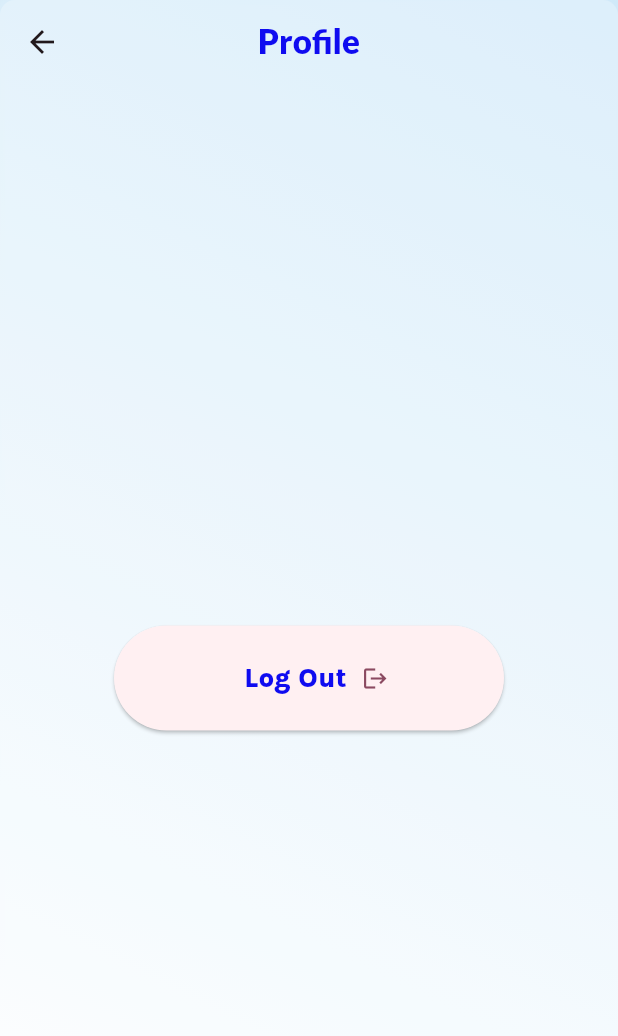
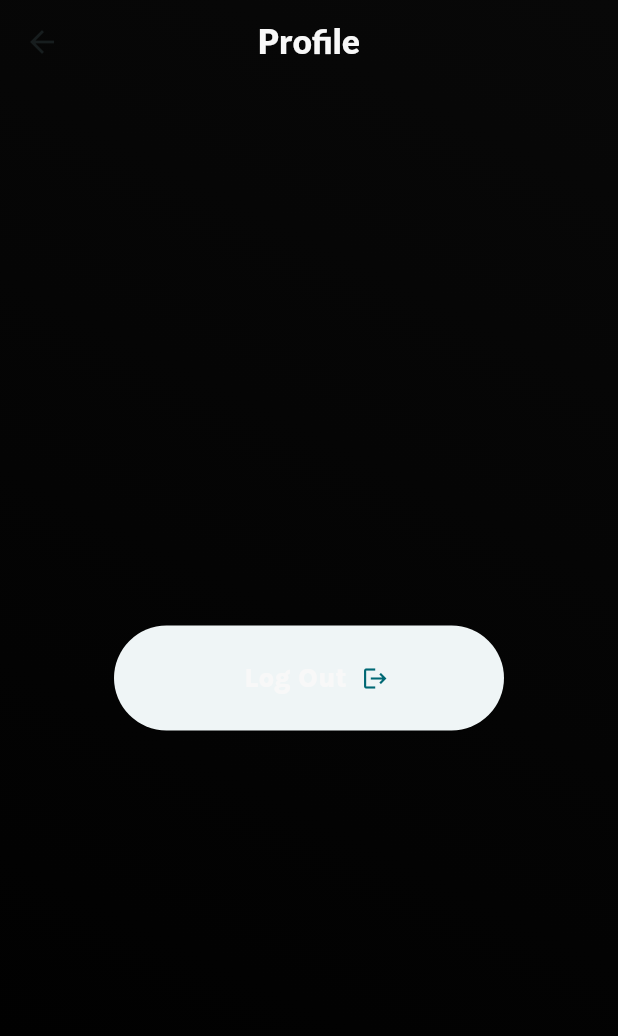
Before and after one commit to IgnacyBerent/hack_yeah_app_frontend, a Flutter app: the screen it shows after launch, after a tap on the "person" icon, on a phone screen of 412 x 824 dp. Shown: the top 1036 px of the screen. Run offline on Flutter 3.47's test engine with Material 3 defaults, Android fonts, the phone set to English and light mode, and no system bars; our stand-ins replace flutter_secure_storage, google_fonts; missing offline and left inert: jaguar_jwt; network calls fail.

Commit message:
setting colors

```diff
--- a/lib/styles/color_styles.dart
+++ b/lib/styles/color_styles.dart
@@ -1,17 +1,21 @@
 import 'package:flutter/material.dart';
 
 const darkTheme = {
-  'mainColor': Color.fromARGB(255, 230, 00, 126),
-  'mainBackgroundColor': Color.fromARGB(255, 27, 19, 45),
-  'mainTextColor': Color.fromARGB(255, 15, 11, 240),
-  'secondaryTextColor': Color.fromARGB(255, 4, 4, 59),
+  'themeColor': Color.fromARGB(255, 0, 0, 0),
+  'mainColor': Color.fromARGB(255, 8, 8, 8),
+  'secondaryColor': Color.fromARGB(255, 230, 00, 126),
+  'mainTextColor': Color(0xFFF8F8F8),
+  'secondaryTextColor': Color.fromARGB(255, 117, 117, 117),
+  'thirdaryTextColor': Color.fromARGB(255, 8, 8, 8),
 };
 
 const lightTheme = {
-  'mainColor': Color.fromARGB(255, 0, 150, 136),
-  'mainBackgroundColor': Color.fromARGB(255, 255, 255, 255),
-  'mainTextColor': Color.fromARGB(255, 0, 0, 0),
+  'themeColor': Color.fromARGB(255, 255, 255, 255),
+  'mainColor': Color(0xFFF8F8F8),
+  'secondaryColor': Color(0xFF227FF9),
+  'mainTextColor': Color.fromARGB(255, 8, 8, 8),
   'secondaryTextColor': Color.fromARGB(255, 117, 117, 117),
+  'thirdaryTextColor': Color.fromARGB(255, 8, 8, 8),
 };
 
 const contrastTheme = {
--- a/lib/styles/text_styles.dart
+++ b/lib/styles/text_styles.dart
@@ -27,7 +27,16 @@ class TextStyles {
     return GoogleFonts.karla(
       fontSize: 20,
       fontWeight: FontWeight.w800,
-      color: themeNotifier.currentTheme['secondaryTextColor'],
+      color: themeNotifier.currentTheme['mainTextColor'],
+    );
+  }
+
+  static TextStyle widgetTitleTextStyle(BuildContext context) {
+    final themeNotifier = Provider.of<ThemeNotifier>(context);
+    return GoogleFonts.karla(
+      fontSize: 20,
+      fontWeight: FontWeight.w800,
+      color: themeNotifier.currentTheme['thirdaryTextColor'],
     );
   }
 
@@ -36,11 +45,20 @@ class TextStyles {
     return GoogleFonts.karla(
       fontSize: 28,
       fontWeight: FontWeight.w800,
-      color: themeNotifier.currentTheme['secondaryTextColor'],
+      color: themeNotifier.currentTheme['mainTextColor'],
     );
   }
 
   static TextStyle descriptionTextStyle(BuildContext context) {
+    final themeNotifier = Provider.of<ThemeNotifier>(context);
+    return GoogleFonts.karla(
+      fontSize: 16,
+      fontWeight: FontWeight.w600,
+      color: themeNotifier.currentTheme['mainTextColor'],
+    );
+  }
+
+  static TextStyle secondaryDescriptionTextStyle(BuildContext context) {
     final themeNotifier = Provider.of<ThemeNotifier>(context);
     return GoogleFonts.karla(
       fontSize: 16,
@@ -57,4 +75,13 @@ class TextStyles {
       color: themeNotifier.currentTheme['secondaryTextColor'],
     );
   }
+
+  static TextStyle numberTextStyle(BuildContext context) {
+    final themeNotifier = Provider.of<ThemeNotifier>(context);
+    return GoogleFonts.karla(
+      fontSize: 16,
+      fontWeight: FontWeight.w600,
+      color: themeNotifier.currentTheme['thirdaryTextColor'],
+    );
+  }
 }
--- a/lib/views/home_screen/home_screen_elements/category_widget.dart
+++ b/lib/views/home_screen/home_screen_elements/category_widget.dart
@@ -16,7 +16,7 @@ class CategoryWidget extends StatelessWidget {
     return Container(
       padding: const EdgeInsets.symmetric(horizontal: 10, vertical: 5),
       decoration: BoxDecoration(
-        color: Colors.grey,
+        color: Colors.grey[300],
         borderRadius: BorderRadius.circular(20),
         border: Border.all(color: Colors.black),
       ),
@@ -24,6 +24,8 @@ class CategoryWidget extends StatelessWidget {
         text,
         style: textStyle,
         textAlign: TextAlign.center,
+        maxLines: 1,
+        overflow: TextOverflow.ellipsis,
       ),
     );
   }
--- a/lib/views/home_screen/home_screen_elements/project_element.dart
+++ b/lib/views/home_screen/home_screen_elements/project_element.dart
@@ -39,12 +39,12 @@ class ProjectElement extends StatelessWidget {
             const SizedBox(height: 10),
             Text(
               '${project.title} #${project.id}',
-              style: TextStyles.titleTextStyle(context),
+              style: TextStyles.widgetTitleTextStyle(context),
             ),
             const SizedBox(height: 5),
             Text(
               project.abstract,
-              style: TextStyles.descriptionTextStyle(context),
+              style: TextStyles.secondaryDescriptionTextStyle(context),
               maxLines: 3,
               overflow: TextOverflow.ellipsis,
             ),
@@ -57,13 +57,13 @@ class ProjectElement extends StatelessWidget {
                 ),
                 Text(
                   project.votes.toString(),
-                  style: TextStyles.descriptionTextStyle(context),
+                  style: TextStyles.numberTextStyle(context),
                 ),
                 const SizedBox(width: 10),
                 Expanded(
                   child: CategoryWidget(
                     text: project.category,
-                    textStyle: TextStyles.imageDescriptionTextStyle(context),
+                    textStyle: TextStyles.numberTextStyle(context),
                   ),
                 ),
               ],
--- a/lib/views/home_screen/home_screen_elements/widget_card.dart
+++ b/lib/views/home_screen/home_screen_elements/widget_card.dart
@@ -14,7 +14,7 @@ class WidgetCard extends StatelessWidget {
     return SizedBox(
       width: double.infinity,
       child: Card(
-        color: themeNotifier.currentTheme['mainTextColor'],
+        color: themeNotifier.currentTheme['secondaryColor'],
         elevation: 5,
         shape: RoundedRectangleBorder(
           borderRadius: BorderRadius.circular(20),
--- a/lib/widgets/layout_template/layout_template.dart
+++ b/lib/widgets/layout_template/layout_template.dart
@@ -38,7 +38,6 @@ class LayoutTemplate extends StatelessWidget {
       body: Stack(
         children: [
           const BackgroundContainer(),
-          const BlurCover(),
           CenterView(
             topPadding: 100,
             bottomPadding: 20,
--- a/lib/widgets/layout_template/layout_template_elements/app_drawer.dart
+++ b/lib/widgets/layout_template/layout_template_elements/app_drawer.dart
@@ -1,33 +1,50 @@
 import 'package:flutter/material.dart';
+import 'package:hack_yeah_app_frontend/styles/text_styles.dart';
+import 'package:hack_yeah_app_frontend/styles/theme_notifier.dart';
+import 'package:hack_yeah_app_frontend/widgets/layout_template/layout_template_elements/app_drawer_tile.dart';
+import 'package:provider/provider.dart';
 
 class AppDrawer extends StatelessWidget {
   const AppDrawer({super.key});
 
   @override
   Widget build(BuildContext context) {
+    final themeNotifier = Provider.of<ThemeNotifier>(context);
+
     return Drawer(
       child: ListView(
         padding: EdgeInsets.zero,
-        children: const <Widget>[
+        children: <Widget>[
           DrawerHeader(
             decoration: BoxDecoration(
-              color: Colors.blue,
+              color: themeNotifier.currentTheme['secondaryColor'],
             ),
             child: Text(
               'Menu',
-              style: TextStyle(
-                color: Colors.white,
-                fontSize: 24,
-              ),
+              style: TextStyles.bigTitleTextStyle(context),
             ),
           ),
-          ListTile(
-            leading: Icon(Icons.home),
-            title: Text('Home'),
+          AppDrawerTile(
+            icon: Icons.home,
+            title: 'Home',
+            onTap: () {
+              Navigator.pop(context);
+            },
           ),
-          ListTile(
-            leading: Icon(Icons.settings),
-            title: Text('Settings'),
+          AppDrawerTile(
+            icon: Icons.event_note_sharp,
+            title: 'Projects',
+            onTap: () {},
+          ),
+          AppDrawerTile(
+            icon: Icons.wallet_giftcard,
+            title: 'Benefits',
+            onTap: () {},
+          ),
+          AppDrawerTile(
+            icon: Icons.wallet,
+            title: 'Wallet',
+            onTap: () {},
           ),
         ],
       ),
--- /dev/null
+++ b/lib/widgets/layout_template/layout_template_elements/app_drawer_tile.dart
@@ -0,0 +1,28 @@
+import 'package:flutter/material.dart';
+import 'package:hack_yeah_app_frontend/styles/text_styles.dart';
+import 'package:hack_yeah_app_frontend/styles/theme_notifier.dart';
+import 'package:provider/provider.dart';
+
+class AppDrawerTile extends StatelessWidget {
+  const AppDrawerTile(
+      {required this.icon,
+      required this.title,
+      required this.onTap,
+      super.key});
+
+  final IconData icon;
+  final String title;
+  final VoidCallback onTap;
+
+  @override
+  Widget build(BuildContext context) {
+    final themeNotifier = Provider.of<ThemeNotifier>(context);
+
+    return ListTile(
+      leading: Icon(icon,
+          size: 35, color: themeNotifier.currentTheme['thirdaryTextColor']),
+      title: Text(title, style: TextStyles.widgetTitleTextStyle(context)),
+      onTap: onTap,
+    );
+  }
+}
--- a/lib/widgets/layout_template/layout_template_elements/background_container.dart
+++ b/lib/widgets/layout_template/layout_template_elements/background_container.dart
@@ -1,20 +1,24 @@
 import 'package:flutter/material.dart';
+import 'package:hack_yeah_app_frontend/styles/theme_notifier.dart';
+import 'package:provider/provider.dart';
 
 class BackgroundContainer extends StatelessWidget {
   const BackgroundContainer({super.key});
 
   @override
   Widget build(BuildContext context) {
+    final themeNotifier = Provider.of<ThemeNotifier>(context);
+
     return Container(
       width: double.infinity,
       height: double.infinity,
-      decoration: const BoxDecoration(
+      decoration: BoxDecoration(
         gradient: LinearGradient(
           begin: Alignment.topRight,
           end: Alignment.bottomLeft,
           colors: [
-            Color.fromARGB(255, 204, 231, 248),
-            Color.fromARGB(255, 255, 255, 255),
+            themeNotifier.currentTheme['mainColor']!,
+            themeNotifier.currentTheme['themeColor']!,
           ],
         ),
       ),
--- a/lib/widgets/layout_template/layout_template_elements/navigator_appbar.dart
+++ b/lib/widgets/layout_template/layout_template_elements/navigator_appbar.dart
@@ -13,16 +13,20 @@ class NavigatorAppbar extends StatelessWidget implements PreferredSizeWidget {
 
     const iconsSize = 30.0;
     return AppBar(
-      backgroundColor: const Color.fromARGB(255, 224, 242, 253),
-      iconTheme: const IconThemeData(
+      backgroundColor: themeNotifier.currentTheme['mainColor']!,
+      iconTheme: IconThemeData(
         size: iconsSize,
+        color: themeNotifier.currentTheme['mainTextColor']!,
       ),
       actions: [
         PopupMenuButton<String>(
           onSelected: (String value) {
             themeNotifier.changeTheme(value);
           },
-          icon: const Icon(Icons.color_lens),
+          icon: Icon(
+            Icons.color_lens,
+            color: themeNotifier.currentTheme['mainTextColor']!,
+          ),
           iconSize: iconsSize,
           itemBuilder: (BuildContext context) {
             return [
@@ -48,6 +52,7 @@ class NavigatorAppbar extends StatelessWidget implements PreferredSizeWidget {
           },
           icon: const Icon(Icons.shopping_cart),
           iconSize: iconsSize,
+          color: themeNotifier.currentTheme['mainTextColor']!,
         ),
         IconButton(
           onPressed: () {
@@ -56,6 +61,7 @@ class NavigatorAppbar extends StatelessWidget implements PreferredSizeWidget {
           },
           icon: const Icon(Icons.person),
           iconSize: iconsSize,
+          color: themeNotifier.currentTheme['mainTextColor']!,
         ),
       ],
     );
--- a/lib/widgets/layout_template/navigator_layout_template.dart
+++ b/lib/widgets/layout_template/navigator_layout_template.dart
@@ -1,7 +1,6 @@
 import 'package:hack_yeah_app_frontend/views/home_screen/home_screen.dart';
 import 'package:hack_yeah_app_frontend/widgets/layout_template/layout_template_elements/app_drawer.dart';
 import 'package:hack_yeah_app_frontend/widgets/layout_template/layout_template_elements/background_container.dart';
-import 'package:hack_yeah_app_frontend/widgets/layout_template/layout_template_elements/blur_cover.dart';
 import 'package:hack_yeah_app_frontend/widgets/layout_template/layout_template_elements/center_view.dart';
 import 'package:flutter/material.dart';
 import 'package:hack_yeah_app_frontend/widgets/layout_template/layout_template_elements/navigator_appbar.dart';
@@ -27,7 +26,6 @@ class _NavigatorLayoutTemplateState extends State<NavigatorLayoutTemplate> {
       body: Stack(
         children: [
           BackgroundContainer(),
-          BlurCover(),
           CenterView(
             child: HomeScreen(),
           ),
```
